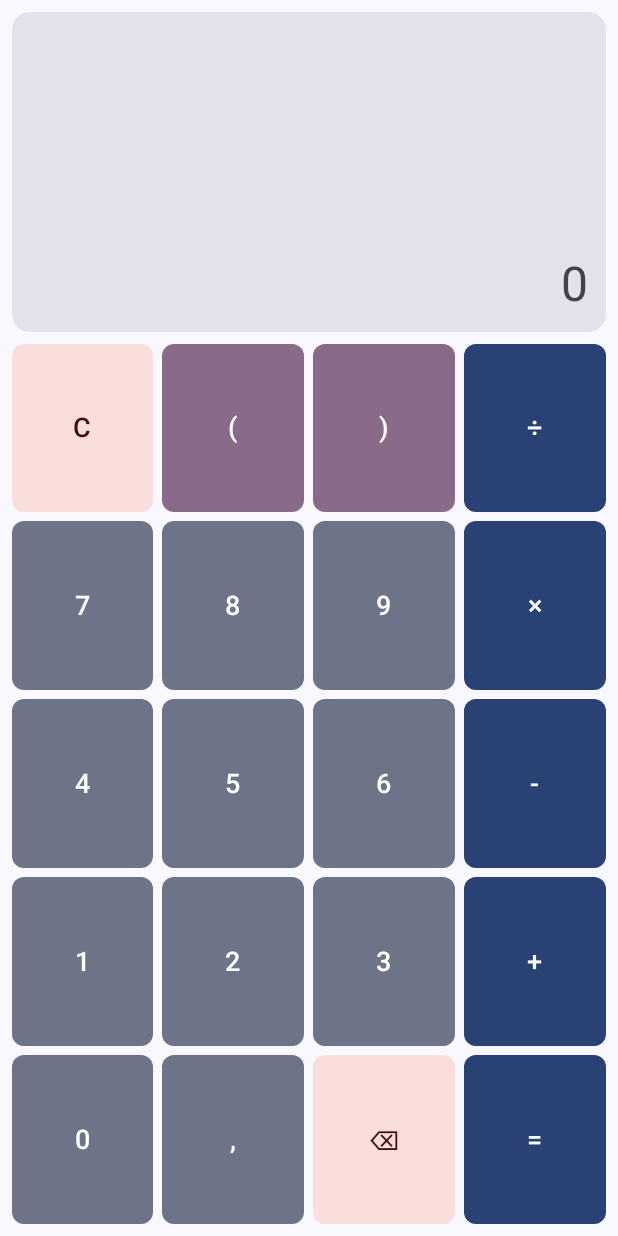
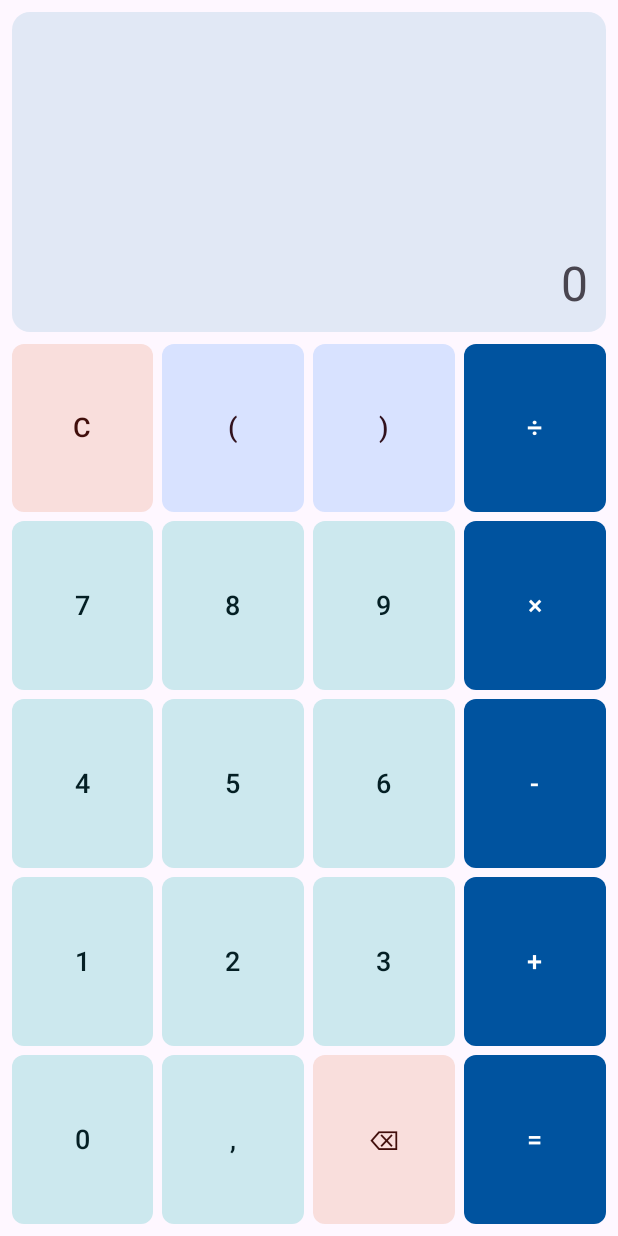
Before and after one commit to felipeculfo/PSM-Lab4, an Android app built with Jetpack Compose: the screen it shows after launch (MainActivity), on a phone screen of 412 x 824 dp. Run offline under Robolectric (Android 15) with nearby library versions, the phone set to English and light mode, and no system bars.

Commit message:
feat: Zadanie 4

```diff
--- a/app/src/main/java/com/example/lab04/ui/theme/Color.kt
+++ b/app/src/main/java/com/example/lab04/ui/theme/Color.kt
@@ -2,10 +2,38 @@ package com.example.lab04.ui.theme
 
 import androidx.compose.ui.graphics.Color
 
-val Purple80 = Color(0xFFD0BCFF)
-val PurpleGrey80 = Color(0xFFCCC2DC)
-val Pink80 = Color(0xFFEFB8C8)
+// Paleta Windows Aero - Tryb Jasny (Classic Aero / Glass)
+val AeroBluePrimary = Color(0xFF00539F)       // Głęboki błękit Aero
+val AeroOnPrimary = Color(0xFFFFFFFF)
+val AeroPrimaryContainer = Color(0xFFD0E4FF)  // Jasny szklany błękit
+val AeroOnPrimaryContainer = Color(0xFF001D36)
 
-val Purple40 = Color(0xFF6650a4)
-val PurpleGrey40 = Color(0xFF625b71)
-val Pink40 = Color(0xFF7D5260)
+val AeroSecondary = Color(0xFF4A6267)       // Srebrno-szary (okna Aero)
+val AeroOnSecondary = Color(0xFFFFFFFF)
+val AeroSecondaryContainer = Color(0xFFCCE8EE)// Tło cyfr
+val AeroOnSecondaryContainer = Color(0xFF041F24)
+
+val AeroTertiary = Color(0xFF525F7D)        // Nawiasy / Akcenty
+val AeroOnTertiary = Color(0xFFFFFFFF)
+val AeroTertiaryContainer = Color(0xFFD8E2FF)
+
+val AeroSurfaceLight = Color(0xFFF0F4F8)    // Jasne tło aplikacji
+val AeroSurfaceVariantLight = Color(0xFFE1E8F5) // Tło wyświetlacza / paneli
+
+// Paleta Windows Aero - Tryb Ciemny (Dark Aero / Sleek Navy)
+val AeroBluePrimaryDark = Color(0xFF9ECAFE)
+val AeroOnPrimaryDark = Color(0xFF00325C)
+val AeroPrimaryContainerDark = Color(0xFF004881)
+val AeroOnPrimaryContainerDark = Color(0xFFD0E4FF)
+
+val AeroSecondaryDark = Color(0xFFB1CBD1)
+val AeroOnSecondaryDark = Color(0xFF1C3439)
+val AeroSecondaryContainerDark = Color(0xFF334A4F)
+val AeroOnSecondaryContainerDark = Color(0xFFCCE8EE)
+
+val AeroTertiaryDark = Color(0xFFBAC7E9)
+val AeroOnTertiaryDark = Color(0xFF23304F)
+val AeroTertiaryContainerDark = Color(0xFF394667)
+
+val AeroSurfaceDark = Color(0xFF111418)     // Głęboki ciemny granat/szarość
+val AeroSurfaceVariantDark = Color(0xFF262C35)
--- a/app/src/main/java/com/example/lab04/ui/theme/Theme.kt
+++ b/app/src/main/java/com/example/lab04/ui/theme/Theme.kt
@@ -9,35 +9,49 @@ import androidx.compose.material3.dynamicDarkColorScheme
 import androidx.compose.material3.dynamicLightColorScheme
 import androidx.compose.material3.lightColorScheme
 import androidx.compose.runtime.Composable
+import androidx.compose.runtime.SideEffect
+import androidx.compose.ui.graphics.toArgb
 import androidx.compose.ui.platform.LocalContext
+import androidx.compose.ui.platform.LocalView
+import androidx.core.view.WindowCompat
+
+private val LightColorScheme = lightColorScheme(
+    primary = AeroBluePrimary,
+    onPrimary = AeroOnPrimary,
+    primaryContainer = AeroPrimaryContainer,
+    onPrimaryContainer = AeroOnPrimaryContainer,
+    secondary = AeroSecondary,
+    onSecondary = AeroOnSecondary,
+    secondaryContainer = AeroSecondaryContainer,
+    onSecondaryContainer = AeroOnSecondaryContainer,
+    tertiary = AeroTertiary,
+    onTertiary = AeroOnTertiary,
+    tertiaryContainer = AeroTertiaryContainer,
+    surface = AeroSurfaceLight,
+    surfaceVariant = AeroSurfaceVariantLight
+)
 
 private val DarkColorScheme = darkColorScheme(
-    primary = Purple80,
-    secondary = PurpleGrey80,
-    tertiary = Pink80
-)
-
-private val LightColorScheme = lightColorScheme(
-    primary = Purple40,
-    secondary = PurpleGrey40,
-    tertiary = Pink40
-
-    /* Other default colors to override
-    background = Color(0xFFFFFBFE),
-    surface = Color(0xFFFFFBFE),
-    onPrimary = Color.White,
-    onSecondary = Color.White,
-    onTertiary = Color.White,
-    onBackground = Color(0xFF1C1B1F),
-    onSurface = Color(0xFF1C1B1F),
-    */
+    primary = AeroBluePrimaryDark,
+    onPrimary = AeroOnPrimaryDark,
+    primaryContainer = AeroPrimaryContainerDark,
+    onPrimaryContainer = AeroOnPrimaryContainerDark,
+    secondary = AeroSecondaryDark,
+    onSecondary = AeroOnSecondaryDark,
+    secondaryContainer = AeroSecondaryContainerDark,
+    onSecondaryContainer = AeroOnSecondaryContainerDark,
+    tertiary = AeroTertiaryDark,
+    onTertiary = AeroOnTertiaryDark,
+    tertiaryContainer = AeroTertiaryContainerDark,
+    surface = AeroSurfaceDark,
+    surfaceVariant = AeroSurfaceVariantDark
 )
 
 @Composable
 fun Lab04Theme(
     darkTheme: Boolean = isSystemInDarkTheme(),
-    // Dynamic color is available on Android 12+
-    dynamicColor: Boolean = true,
+    // Wyłączamy dynamicColor domyślnie, aby wymusić własną paletę Windows Aero (wymóg punktu 4.1 i 4.2)
+    dynamicColor: Boolean = false,
     content: @Composable () -> Unit
 ) {
     val colorScheme = when {
@@ -45,9 +59,17 @@ fun Lab04Theme(
             val context = LocalContext.current
             if (darkTheme) dynamicDarkColorScheme(context) else dynamicLightColorScheme(context)
         }
-
         darkTheme -> DarkColorScheme
         else -> LightColorScheme
+    }
+
+    val view = LocalView.current
+    if (!view.isInEditMode) {
+        SideEffect {
+            val window = (view.context as Activity).window
+            val insetsController = WindowCompat.getInsetsController(window, view)
+            insetsController.isAppearanceLightStatusBars = !darkTheme
+        }
     }
 
     MaterialTheme(
```
